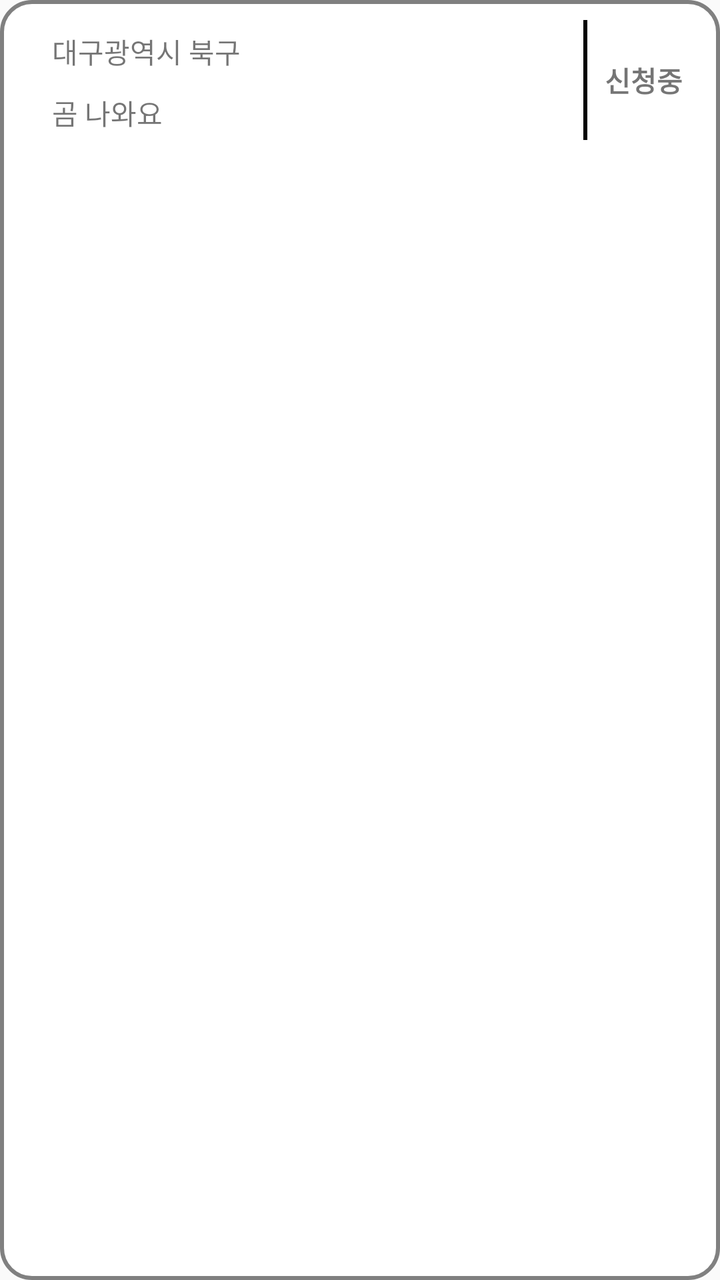
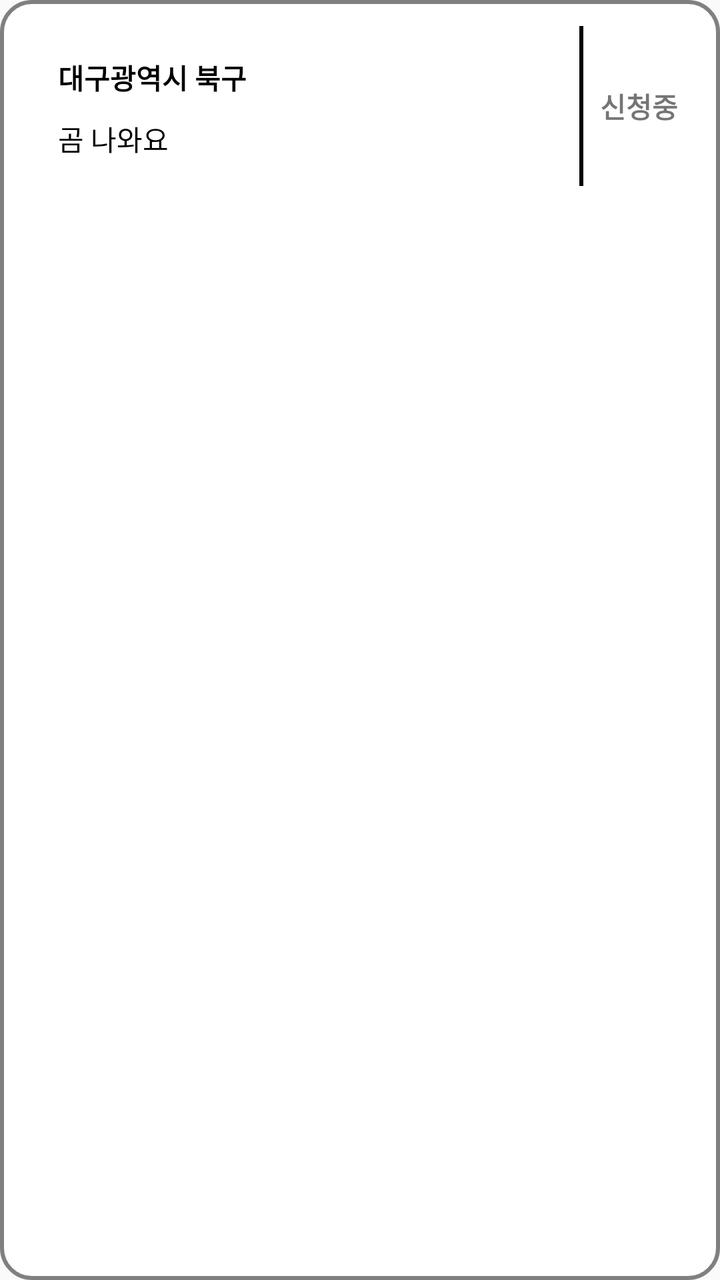

The first picture is an Android layout as it rendered before a commit; the second is the same layout after the commit. The layout source and the unified diff follow.
<!-- AndroidManifest.xml: application theme AppTheme -->
<!-- res/layout/activity_dangeritem.xml -->
<?xml version="1.0" encoding="utf-8"?>
<LinearLayout xmlns:android="http://schemas.android.com/apk/res/android"
    xmlns:app="http://schemas.android.com/apk/res-auto"
    xmlns:tools="http://schemas.android.com/tools"
    android:id="@+id/viewClick"
    android:layout_width="match_parent"
    android:layout_height="wrap_content"
    android:layout_marginBottom="8dp"
    android:background="@drawable/rec_button"
    android:orientation="horizontal"
    android:padding="10dp">


    <LinearLayout
        android:layout_width="match_parent"
        android:layout_height="60dp"
        android:gravity="center_vertical"
        android:orientation="horizontal">

        <androidx.constraintlayout.widget.ConstraintLayout
            android:layout_width="0dp"
            android:layout_height="wrap_content"
            android:layout_weight="5">

            <TextView
                android:id="@+id/textView32"
                android:layout_width="0dp"
                android:layout_height="wrap_content"
                android:layout_marginStart="16dp"
                android:layout_marginTop="2dp"
                android:layout_weight="3"
                android:text="대구광역시 북구"
                android:textAlignment="textStart"
                app:layout_constraintStart_toStartOf="parent"
                app:layout_constraintTop_toTopOf="parent" />

            <TextView
                android:id="@+id/textView34"
                android:layout_width="0dp"
                android:layout_height="wrap_content"
                android:layout_marginStart="16dp"
                android:layout_marginTop="10dp"
                android:text="곰 나와요"
                android:textAlignment="center"
                app:layout_constraintStart_toStartOf="parent"
                app:layout_constraintTop_toBottomOf="@+id/textView32" />

        </androidx.constraintlayout.widget.ConstraintLayout>

        <View
            android:id="@+id/view5"
            android:layout_width="2dp"
            android:layout_height="match_parent"
            android:background="#000000" />

        <TextView
            android:id="@+id/textView35"
            android:layout_width="0dp"
            android:layout_height="wrap_content"
            android:layout_weight="1"
            android:text="신청중"
            android:textAlignment="center"
            android:textStyle="bold" />

    </LinearLayout>

</LinearLayout>
<!-- resources referenced by this layout -->
<resources>
  <!-- drawable rec_button (drawable) -->
  <?xml version="1.0" encoding="utf-8"?>
  <shape xmlns:android="http://schemas.android.com/apk/res/android"
      android:shape="rectangle" android:padding="10dp">
  
      <stroke android:width="2dp"
          android:color="#808080"/>
  
      <solid android:color="#FFFFFF"/>
      <corners
          android:bottomRightRadius="15dp"
          android:bottomLeftRadius="15dp"
          android:topLeftRadius="15dp"
          android:topRightRadius="15dp"/>
  </shape>
  <style name="AppTheme" parent="Theme.AppCompat.Light.DarkActionBar">
          
          <item name="colorPrimary">@color/colorPrimary</item>
          <item name="colorPrimaryDark">@color/colorPrimaryDark</item>
          <item name="colorAccent">@color/colorAccent</item>
      </style>
  <color name="colorPrimary">#181818</color>
  <color name="colorPrimaryDark">#181818</color>
  <color name="colorAccent">#03DAC5</color>
</resources>

<!-- the commit's change to res/layout/activity_dangeritem.xml (unified diff, before → after) -->
@@ -8,12 +8,12 @@
     android:layout_marginBottom="8dp"
     android:background="@drawable/rec_button"
     android:orientation="horizontal"
-    android:padding="10dp">
+    android:padding="13dp">
 
 
     <LinearLayout
         android:layout_width="match_parent"
-        android:layout_height="60dp"
+        android:layout_height="80dp"
         android:gravity="center_vertical"
         android:orientation="horizontal">
 
@@ -32,7 +32,9 @@
                 android:text="대구광역시 북구"
                 android:textAlignment="textStart"
                 app:layout_constraintStart_toStartOf="parent"
-                app:layout_constraintTop_toTopOf="parent" />
+                app:layout_constraintTop_toTopOf="parent"
+                android:textColor="#000"
+                android:textStyle="bold"/>
 
             <TextView
                 android:id="@+id/textView34"
@@ -43,6 +45,7 @@
                 android:text="곰 나와요"
                 android:textAlignment="center"
                 app:layout_constraintStart_toStartOf="parent"
+                android:textColor="#000"
                 app:layout_constraintTop_toBottomOf="@+id/textView32" />
 
         </androidx.constraintlayout.widget.ConstraintLayout>
